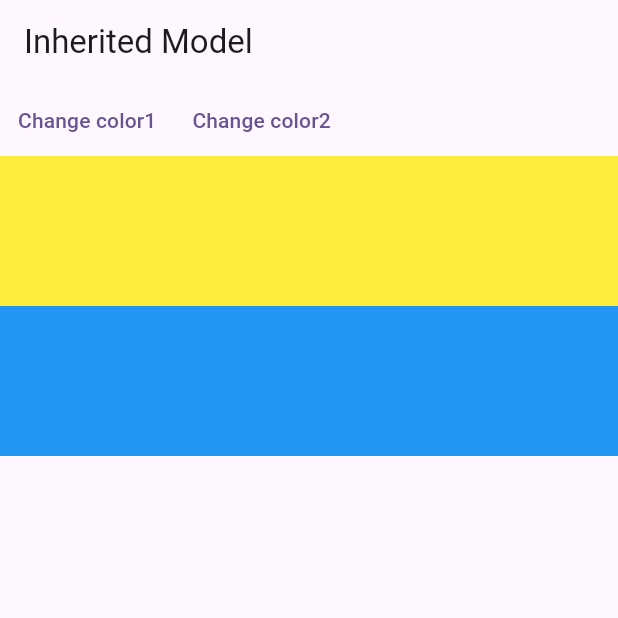
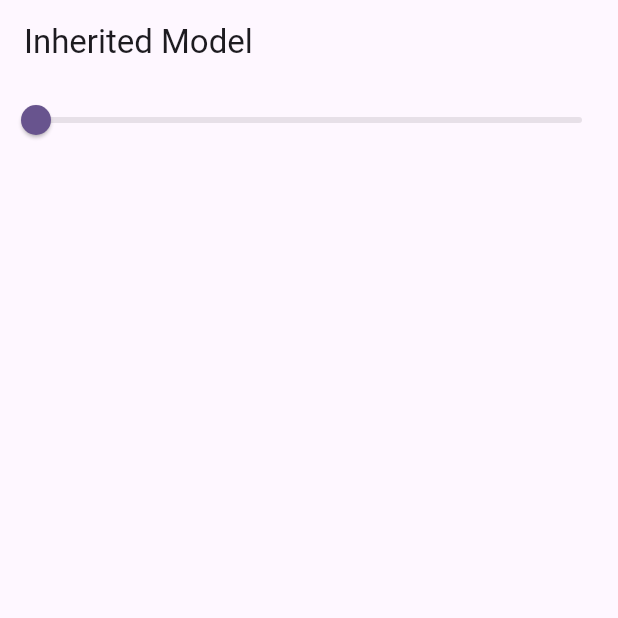
Before and after one commit to wadpas/inherited_flutter_state, a Flutter app: the screen it shows after launch, on a phone screen of 412 x 824 dp, the top half of it. Run offline on Flutter 3.47's test engine with Material 2 defaults, Android fonts, the phone set to English and light mode, and no system bars.

```diff
--- a/lib/main.dart
+++ b/lib/main.dart
@@ -1,5 +1,4 @@
 import 'package:flutter/material.dart';
-import 'dart:math' show Random;
 
 void main() {
   runApp(
@@ -16,16 +15,36 @@ void main() {
   );
 }
 
-class HomeView extends StatefulWidget {
-  const HomeView({super.key});
-
-  @override
-  State<HomeView> createState() => _HomeViewState();
+class SliderData extends ChangeNotifier {
+  double _value = 0.0;
+  double get value => _value;
+  set value(double newValue) {
+    if (newValue != value) {
+      _value = newValue;
+      notifyListeners();
+    }
+  }
 }
 
-class _HomeViewState extends State<HomeView> {
-  var color1 = Colors.yellow;
-  var color2 = Colors.blue;
+final sliderData = SliderData();
+
+class SliderInheritedNotifier extends InheritedNotifier<SliderData> {
+  const SliderInheritedNotifier({
+    Key? super.key,
+    required super.notifier,
+    required super.child,
+  });
+
+  static double of(BuildContext context) =>
+      context
+          .dependOnInheritedWidgetOfExactType<SliderInheritedNotifier>()
+          ?.notifier
+          ?.value ??
+      0;
+}
+
+class HomeView extends StatelessWidget {
+  const HomeView({super.key});
 
   @override
   Widget build(BuildContext context) {
@@ -33,124 +52,47 @@ class _HomeViewState extends State<HomeView> {
       appBar: AppBar(
         title: const Text('Inherited Model'),
       ),
-      body: AvailableColorsWidget(
-        color1: color1,
-        color2: color2,
-        child: Column(
-          children: [
-            Row(
+      body: SliderInheritedNotifier(
+        notifier: sliderData,
+        child: Builder(
+          builder: (context) {
+            return Column(
               children: [
-                TextButton(
-                  onPressed: () {
-                    setState(() {
-                      color1 = colors.getRandomElement();
-                    });
+                Slider(
+                  value: SliderInheritedNotifier.of(context),
+                  onChanged: (value) {
+                    sliderData.value = value;
                   },
-                  child: const Text('Change color1'),
                 ),
-                TextButton(
-                  onPressed: () {
-                    setState(() {
-                      color2 = colors.getRandomElement();
-                    });
-                  },
-                  child: const Text('Change color2'),
+                Row(
+                  children: [
+                    Opacity(
+                      opacity: SliderInheritedNotifier.of(context),
+                      child: Container(
+                        color: Colors.yellow,
+                        height: 200,
+                      ),
+                    ),
+                    Opacity(
+                      opacity: SliderInheritedNotifier.of(context),
+                      child: Container(
+                        color: Colors.blue,
+                        height: 200,
+                      ),
+                    )
+                  ].expandEqually().toList(),
                 )
               ],
-            ),
-            const ColorWidget(color: AvailableColors.one),
-            const ColorWidget(color: AvailableColors.two),
-          ],
+            );
+          },
         ),
       ),
     );
   }
 }
 
-enum AvailableColors { one, two }
-
-class AvailableColorsWidget extends InheritedModel<AvailableColors> {
-  final MaterialColor color1;
-  final MaterialColor color2;
-
-  const AvailableColorsWidget({
-    Key? key,
-    required this.color1,
-    required this.color2,
-    required Widget child,
-  }) : super(key: key, child: child);
-
-  static AvailableColorsWidget of(
-      BuildContext context, AvailableColors aspect) {
-    return InheritedModel.inheritFrom<AvailableColorsWidget>(
-      context,
-      aspect: aspect,
-    )!;
-  }
-
-  @override
-  bool updateShouldNotify(covariant AvailableColorsWidget oldWidget) {
-    print('updateShouldNotify');
-    return color1 != oldWidget.color1 || color2 != oldWidget.color2;
-  }
-
-  @override
-  bool updateShouldNotifyDependent(
-    covariant AvailableColorsWidget oldWidget,
-    Set<AvailableColors> dependencies,
-  ) {
-    print('updateShouldNotifyDependent');
-    if (dependencies.contains(AvailableColors.one) &&
-        color1 != oldWidget.color1) {
-      return true;
-    }
-    if (dependencies.contains(AvailableColors.two) &&
-        color2 != oldWidget.color2) {
-      return true;
-    }
-    return false;
-  }
-}
-
-class ColorWidget extends StatelessWidget {
-  final AvailableColors color;
-
-  const ColorWidget({super.key, required this.color});
-
-  @override
-  Widget build(BuildContext context) {
-    switch (color) {
-      case AvailableColors.one:
-        print('Color1 set');
-        break;
-      case AvailableColors.two:
-        print('Color2 set');
-        break;
-    }
-
-    final provider = AvailableColorsWidget.of(context, color);
-
-    return Container(
-      height: 100,
-      color: color == AvailableColors.one ? provider.color1 : provider.color2,
-    );
-  }
-}
-
-final colors = [
-  Colors.amber,
-  Colors.blue,
-  Colors.red,
-  Colors.brown,
-  Colors.indigo,
-  Colors.pink,
-  Colors.lime
-];
-
-final color = colors.getRandomElement();
-
-extension RandomElement<T> on Iterable<T> {
-  T getRandomElement() => elementAt(
-        Random().nextInt(length),
+extension ExpandEqually on Iterable<Widget> {
+  Iterable<Widget> expandEqually() => map(
+        (w) => Expanded(child: w),
       );
 }
```
Also changed, not shown: lib/inherited_model.dart (added, +156 -0 lines).
